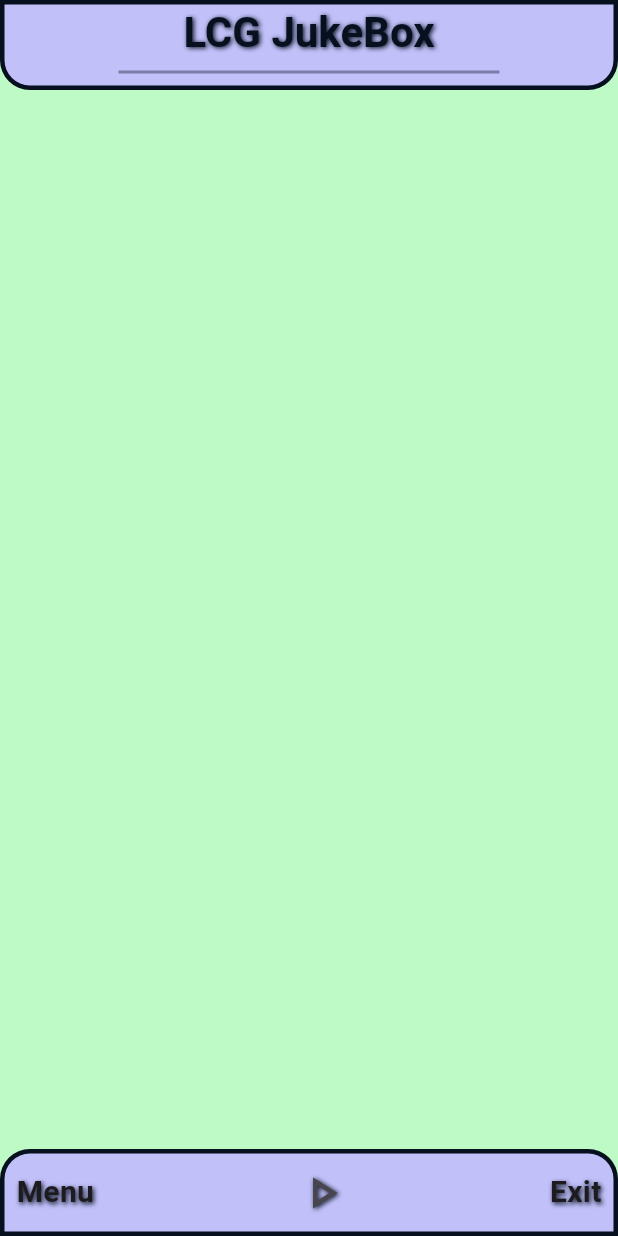
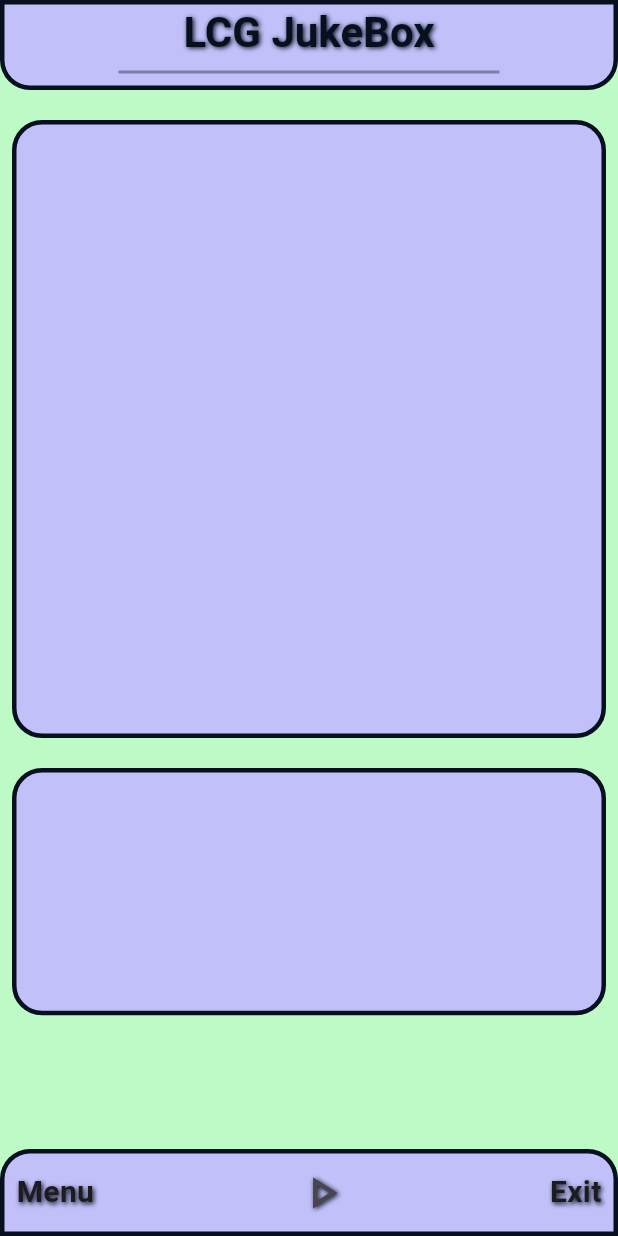
Before and after one commit to arbaazaj/lcgjukebox, a Flutter app: the screen it shows after launch, on a phone screen of 412 x 824 dp. Run offline on Flutter 3.47's test engine with Material 2 defaults, Android fonts, the phone set to English and light mode, and no system bars.

Commit message:
> Layout template created.

```diff
--- /dev/null
+++ b/lib/methods/box_shadow.dart
@@ -0,0 +1,12 @@
+import 'package:flutter/material.dart';
+import 'package:lcgjukebox/themes/color.dart';
+
+BoxShadow buildBoxShadow() {
+  return const BoxShadow(
+    color: colorTextColor,
+    blurRadius: 4.0,
+    blurStyle: BlurStyle.solid,
+    offset: Offset(1.0, 1.0),
+    spreadRadius: 2.0,
+  );
+}
--- a/lib/screens/homepage.dart
+++ b/lib/screens/homepage.dart
@@ -8,17 +8,50 @@ class HomePage extends StatelessWidget {
 
   @override
   Widget build(BuildContext context) {
-    return const Scaffold(
+    return Scaffold(
       backgroundColor: colorBackground,
-      bottomNavigationBar: CustomBottomNavBar(),
-      appBar: CustomAppBar(),
+      // Bottom Menu bar.
+      bottomNavigationBar: const CustomBottomNavBar(),
+      // Custom App bar.
+      appBar: const CustomAppBar(),
       body: Column(
         children: [
           // Main music player
-
+          const SizedBox(height: 20.0),
+          Padding(
+            padding: const EdgeInsets.only(left: 8.0, right: 8.0),
+            child: Container(
+              width: MediaQuery.of(context).size.width,
+              height: MediaQuery.of(context).size.height * 0.50,
+              decoration: BoxDecoration(
+                color: colorElement,
+                border: Border.all(
+                  color: colorTextColor,
+                  style: BorderStyle.solid,
+                  width: 3.0,
+                ),
+                borderRadius: BorderRadius.circular(20.0),
+              ),
+            ),
+          ),
+          const SizedBox(height: 20.0),
+          Padding(
+            padding: const EdgeInsets.only(left: 8.0, right: 8.0),
+            child: Container(
+              width: MediaQuery.of(context).size.width,
+              height: MediaQuery.of(context).size.height * 0.20,
+              decoration: BoxDecoration(
+                color: colorElement,
+                border: Border.all(
+                  color: colorTextColor,
+                  style: BorderStyle.solid,
+                  width: 3.0,
+                ),
+                borderRadius: BorderRadius.circular(20.0),
+              ),
+            ),
+          ),
           // Playlist area.
-
-          // Bottom menu bar.
         ],
       ),
     );
--- a/lib/themes/color.dart
+++ b/lib/themes/color.dart
@@ -1,6 +1,6 @@
 import 'dart:ui';
 
-const Color colorElements = Color(0xFFc1c0f9);
+const Color colorElement = Color(0xFFc1c0f9);
 const Color colorBackground = Color(0xFFbefac5);
 const Color colorVolumeGreen = Color(0xFF2bc528);
 const Color colorTextColor = Color(0xFF06101e);
--- a/lib/widgets/custom_app_bar.dart
+++ b/lib/widgets/custom_app_bar.dart
@@ -1,4 +1,5 @@
 import 'package:flutter/material.dart';
+import 'package:lcgjukebox/methods/box_shadow.dart';
 import 'package:lcgjukebox/themes/color.dart';
 
 class CustomAppBar extends StatelessWidget implements PreferredSizeWidget {
@@ -14,7 +15,7 @@ class CustomAppBar extends StatelessWidget implements PreferredSizeWidget {
   Widget build(BuildContext context) {
     return Container(
       decoration: BoxDecoration(
-        color: colorElements,
+        color: colorElement,
         border: Border.all(color: colorTextColor, width: 3.0),
         borderRadius: const BorderRadius.only(
           bottomLeft: Radius.circular(20.0),
@@ -24,25 +25,20 @@ class CustomAppBar extends StatelessWidget implements PreferredSizeWidget {
       child: AppBar(
         centerTitle: true,
         backgroundColor: Colors.transparent,
-        title: const Column(
+        title: Column(
           children: [
             Text(
               'LCG JukeBox',
               style: TextStyle(
                 shadows: [
-                  BoxShadow(
-                      color: colorTextColor,
-                      blurRadius: 4.0,
-                      blurStyle: BlurStyle.solid,
-                      offset: Offset(1.0, 1.0),
-                      spreadRadius: 2.0),
+                  buildBoxShadow()
                 ],
                 color: colorTextColor,
                 fontWeight: FontWeight.bold,
                 fontSize: 28.0,
               ),
             ),
-            Divider(
+            const Divider(
               indent: 60.0,
               endIndent: 60.0,
               thickness: 2.0,
--- a/lib/widgets/custom_bottom_nav_bar.dart
+++ b/lib/widgets/custom_bottom_nav_bar.dart
@@ -1,4 +1,5 @@
 import 'package:flutter/material.dart';
+import 'package:lcgjukebox/methods/box_shadow.dart';
 import 'package:lcgjukebox/themes/color.dart';
 
 class CustomBottomNavBar extends StatelessWidget {
@@ -8,7 +9,7 @@ class CustomBottomNavBar extends StatelessWidget {
   Widget build(BuildContext context) {
     return Container(
       decoration: BoxDecoration(
-          color: colorElements,
+          color: colorElement,
           border: Border.all(
             color: colorTextColor,
             width: 3.0,
@@ -23,49 +24,30 @@ class CustomBottomNavBar extends StatelessWidget {
         child: Row(
           mainAxisAlignment: MainAxisAlignment.spaceBetween,
           children: [
-            const Text(
+            Text(
               'Menu',
               style: TextStyle(
-                fontSize: 20.0,
-                fontWeight: FontWeight.bold,
-                shadows: [
-                  BoxShadow(
-                    color: colorTextColor,
-                    blurRadius: 4.0,
-                    blurStyle: BlurStyle.solid,
-                    offset: Offset(1.0, 1.0),
-                    spreadRadius: 2.0,
-                  ),
-                ]
-              ),
+                  fontSize: 20.0,
+                  fontWeight: FontWeight.bold,
+                  shadows: [
+                    buildBoxShadow(),
+                  ]),
             ),
             IconButton(
               onPressed: () {},
-              icon: const Icon(
+              icon: Icon(
                 Icons.play_arrow_outlined,
                 shadows: [
-                  BoxShadow(
-                    color: colorTextColor,
-                    blurRadius: 4.0,
-                    blurStyle: BlurStyle.solid,
-                    offset: Offset(1.0, 1.0),
-                    spreadRadius: 2.0,
-                  ),
+                  buildBoxShadow(),
                 ],
                 size: 36.0,
               ),
             ),
-            const Text(
+            Text(
               'Exit',
               style: TextStyle(
                 shadows: [
-                  BoxShadow(
-                    color: colorTextColor,
-                    blurRadius: 4.0,
-                    blurStyle: BlurStyle.solid,
-                    offset: Offset(1.0, 1.0),
-                    spreadRadius: 2.0,
-                  ),
+                  buildBoxShadow(),
                 ],
                 fontSize: 20.0,
                 fontWeight: FontWeight.bold,
```
